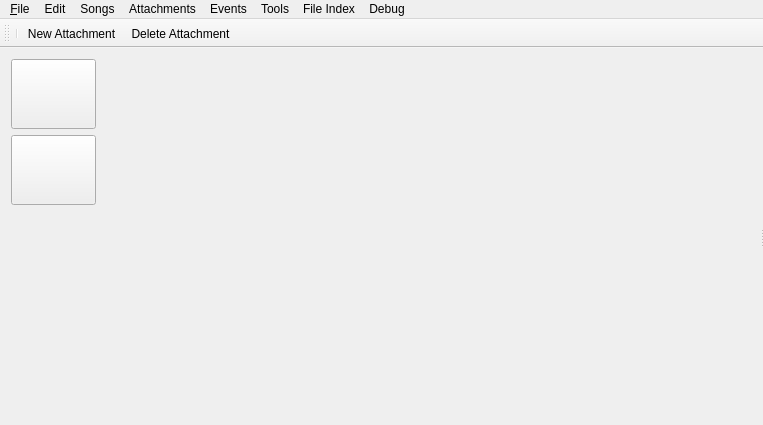
pasbi/CAN, file src/mainwindow.ui: the form before one commit.
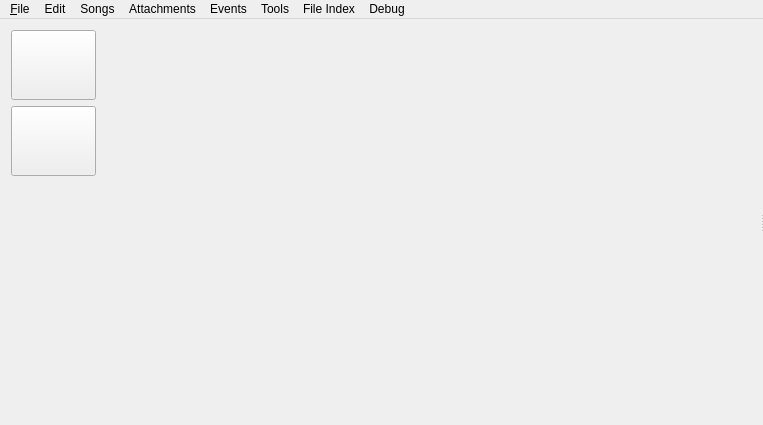
The form after the commit. Icons and pictures are not drawn. Custom widgets are drawn as their Qt base class.

Commit message: Fixed Selected-Attachment-xxx bug

```diff
--- a/src/mainwindow.ui
+++ b/src/mainwindow.ui
@@ -169,20 +169,6 @@
     </item>
    </layout>
   </widget>
-  <widget class="QToolBar" name="toolBar">
-   <property name="windowTitle">
-    <string>toolBar</string>
-   </property>
-   <attribute name="toolBarArea">
-    <enum>TopToolBarArea</enum>
-   </attribute>
-   <attribute name="toolBarBreak">
-    <bool>false</bool>
-   </attribute>
-   <addaction name="separator"/>
-   <addaction name="actionNew_Attachment"/>
-   <addaction name="actionDelete_Attachment"/>
-  </widget>
   <widget class="QMenuBar" name="menuBar">
    <property name="geometry">
     <rect>
```
The commit also changes 7 other files.
